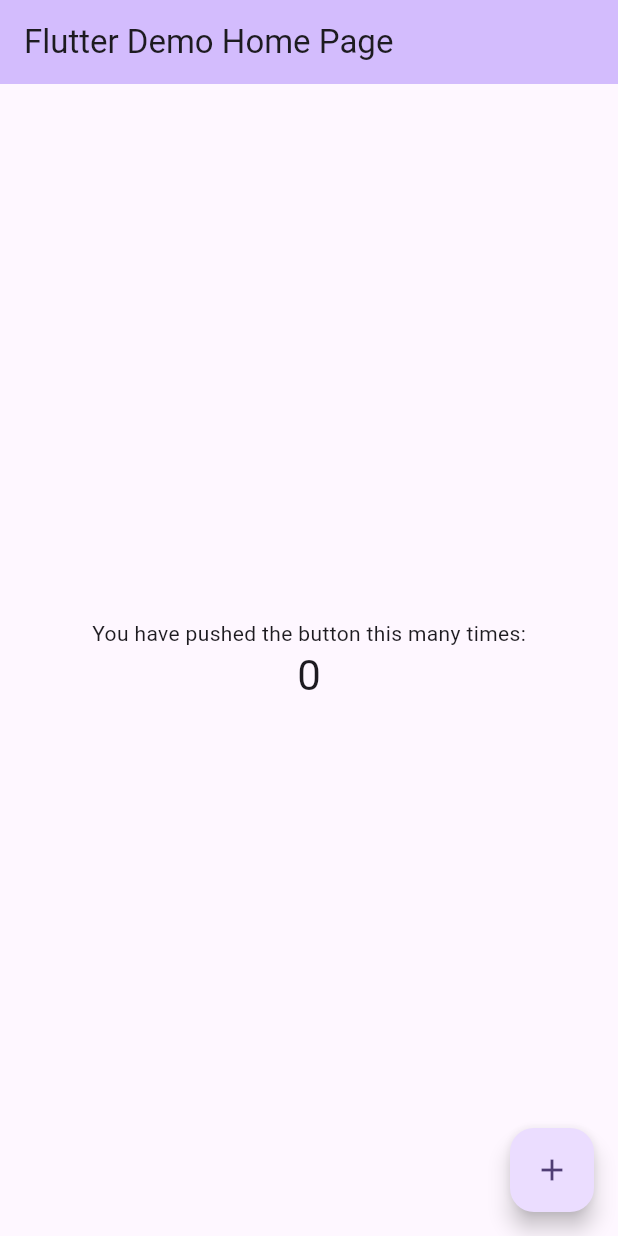
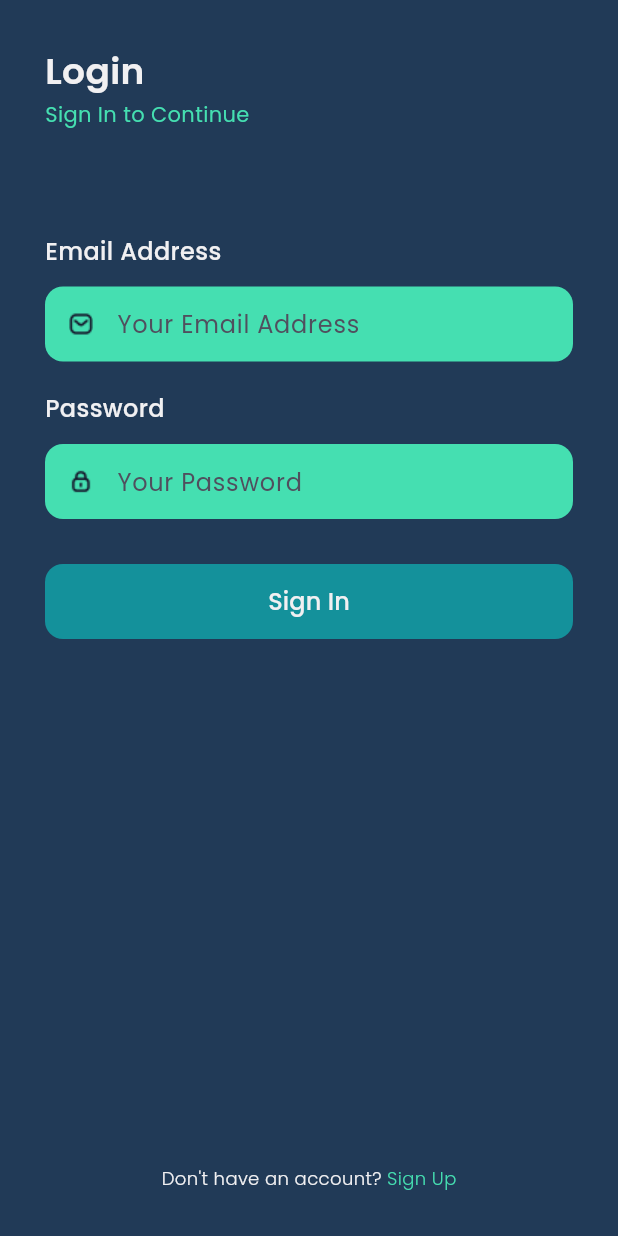
Before and after one commit to hanissiddiq/apotik_apps, a Flutter app: the screen it shows after launch, on a phone screen of 412 x 824 dp. Run offline on Flutter 3.47's test engine with Material 3 defaults, Android fonts, the phone set to English and light mode, and no system bars; our stand-ins replace google_fonts.

Commit message:
Add Login Page

```diff
--- /dev/null
+++ b/config.json
@@ -0,0 +1,12 @@
+{
+    "modules": [],
+    "module_directory_name": "module",
+    "experimental_mode": false,
+    "learning_mode": false,
+    "unfreezed": true,
+    "use_cubit": false,
+    "ignore_core_generator_for_directories": [
+        "lib/model",
+        "lib/models"
+    ]
+}
--- a/lib/main.dart
+++ b/lib/main.dart
@@ -1,4 +1,7 @@
+import 'package:apotik_apps/pages/sign_in_page.dart';
 import 'package:flutter/material.dart';
+import 'package:google_fonts/google_fonts.dart';
+import 'package:apotik_apps/pages/splash_page.dart';
 
 void main() {
   runApp(const MyApp());
@@ -11,115 +14,11 @@
   @override
   Widget build(BuildContext context) {
     return MaterialApp(
-      title: 'Flutter Demo',
-      theme: ThemeData(
-        // This is the theme of your application.
-        //
-        // TRY THIS: Try running your application with "flutter run". You'll see
-        // the application has a purple toolbar. Then, without quitting the app,
-        // try changing the seedColor in the colorScheme below to Colors.green
-        // and then invoke "hot reload" (save your changes or press the "hot
-        // reload" button in a Flutter-supported IDE, or press "r" if you used
-        // the command line to start the app).
-        //
-        // Notice that the counter didn't reset back to zero; the application
-        // state is not lost during the reload. To reset the state, use hot
-        // restart instead.
-        //
-        // This works for code too, not just values: Most code changes can be
-        // tested with just a hot reload.
-        colorScheme: ColorScheme.fromSeed(seedColor: Colors.deepPurple),
-        useMaterial3: true,
-      ),
-      home: const MyHomePage(title: 'Flutter Demo Home Page'),
+      debugShowCheckedModeBanner: false,
+      routes: {
+        '/': (context) => SplashPage(),
+        '/sign-in': (context) => SignInPage(),
+      },
     );
   }
 }
-
-class MyHomePage extends StatefulWidget {
-  const MyHomePage({super.key, required this.title});
-
-  // This widget is the home page of your application. It is stateful, meaning
-  // that it has a State object (defined below) that contains fields that affect
-  // how it looks.
-
-  // This class is the configuration for the state. It holds the values (in this
-  // case the title) provided by the parent (in this case the App widget) and
-  // used by the build method of the State. Fields in a Widget subclass are
-  // always marked "final".
-
-  final String title;
-
-  @override
-  State<MyHomePage> createState() => _MyHomePageState();
-}
-
-class _MyHomePageState extends State<MyHomePage> {
-  int _counter = 0;
-
-  void _incrementCounter() {
-    setState(() {
-      // This call to setState tells the Flutter framework that something has
-      // changed in this State, which causes it to rerun the build method below
-      // so that the display can reflect the updated values. If we changed
-      // _counter without calling setState(), then the build method would not be
-      // called again, and so nothing would appear to happen.
-      _counter++;
-    });
-  }
-
-  @override
-  Widget build(BuildContext context) {
-    // This method is rerun every time setState is called, for instance as done
-    // by the _incrementCounter method above.
-    //
-    // The Flutter framework has been optimized to make rerunning build methods
-    // fast, so that you can just rebuild anything that needs updating rather
-    // than having to individually change instances of widgets.
-    return Scaffold(
-      appBar: AppBar(
-        // TRY THIS: Try changing the color here to a specific color (to
-        // Colors.amber, perhaps?) and trigger a hot reload to see the AppBar
-        // change color while the other colors stay the same.
-        backgroundColor: Theme.of(context).colorScheme.inversePrimary,
-        // Here we take the value from the MyHomePage object that was created by
-        // the App.build method, and use it to set our appbar title.
-        title: Text(widget.title),
-      ),
-      body: Center(
-        // Center is a layout widget. It takes a single child and positions it
-        // in the middle of the parent.
-        child: Column(
-          // Column is also a layout widget. It takes a list of children and
-          // arranges them vertically. By default, it sizes itself to fit its
-          // children horizontally, and tries to be as tall as its parent.
-          //
-          // Column has various properties to control how it sizes itself and
-          // how it positions its children. Here we use mainAxisAlignment to
-          // center the children vertically; the main axis here is the vertical
-          // axis because Columns are vertical (the cross axis would be
-          // horizontal).
-          //
-          // TRY THIS: Invoke "debug painting" (choose the "Toggle Debug Paint"
-          // action in the IDE, or press "p" in the console), to see the
-          // wireframe for each widget.
-          mainAxisAlignment: MainAxisAlignment.center,
-          children: <Widget>[
-            const Text(
-              'You have pushed the button this many times:',
-            ),
-            Text(
-              '$_counter',
-              style: Theme.of(context).textTheme.headlineMedium,
-            ),
-          ],
-        ),
-      ),
-      floatingActionButton: FloatingActionButton(
-        onPressed: _incrementCounter,
-        tooltip: 'Increment',
-        child: const Icon(Icons.add),
-      ), // This trailing comma makes auto-formatting nicer for build methods.
-    );
-  }
-}
--- /dev/null
+++ b/lib/pages/sign_in_page.dart
@@ -0,0 +1,218 @@
+import "package:flutter/material.dart";
+import "package:apotik_apps/theme.dart";
+
+class SignInPage extends StatelessWidget {
+  const SignInPage({super.key});
+
+  @override
+  Widget build(BuildContext context) {
+    Widget header() {
+      return Container(
+        margin: EdgeInsets.only(top: 30),
+        child: Column(
+          crossAxisAlignment: CrossAxisAlignment.start,
+          children: [
+            Text(
+              'Login',
+              style: primaryTextStyle.copyWith(
+                fontSize: 24,
+                fontWeight: semiBold,
+              ),
+            ),
+            SizedBox(
+              height: 2,
+            ),
+            Text(
+              'Sign In to Continue',
+              style: secondary3TextStyle,
+            ),
+          ],
+        ),
+      );
+    }
+
+    Widget emailInput() {
+      return Container(
+        margin: EdgeInsets.only(top: 70),
+        child: Column(
+          crossAxisAlignment: CrossAxisAlignment.start,
+          children: [
+            Text(
+              'Email Address',
+              style: primaryTextStyle.copyWith(
+                fontSize: 16,
+                fontWeight: medium,
+              ),
+            ),
+            SizedBox(
+              height: 12,
+            ),
+            Container(
+              height: 50,
+              padding: EdgeInsets.symmetric(
+                horizontal: 16,
+              ),
+              decoration: BoxDecoration(
+                color: eColor,
+                borderRadius: BorderRadius.circular(12),
+              ),
+              child: Center(
+                child: Row(
+                  children: [
+                    Image.asset(
+                      'assets/img/icon_email.png',
+                      width: 16,
+                    ),
+                    SizedBox(
+                      width: 16,
+                    ),
+                    Expanded(
+                      child: TextFormField(
+                        decoration: InputDecoration.collapsed(
+                          hintText: 'Your Email Address',
+                          hintStyle: subtitleTextStyle,
+                        ),
+                      ),
+                    ),
+                  ],
+                ),
+              ),
+            ),
+          ],
+        ),
+      );
+    }
+
+    Widget passwordInput() {
+      return Container(
+        margin: EdgeInsets.only(top: 20),
+        child: Column(
+          crossAxisAlignment: CrossAxisAlignment.start,
+          children: [
+            Text(
+              'Password',
+              style: primaryTextStyle.copyWith(
+                fontSize: 16,
+                fontWeight: medium,
+              ),
+            ),
+            SizedBox(
+              height: 12,
+            ),
+            Container(
+              height: 50,
+              padding: EdgeInsets.symmetric(
+                horizontal: 16,
+              ),
+              decoration: BoxDecoration(
+                color: eColor,
+                borderRadius: BorderRadius.circular(12),
+              ),
+              child: Center(
+                child: Row(
+                  children: [
+                    Image.asset(
+                      'assets/img/icon_lock.png',
+                      width: 16,
+                    ),
+                    SizedBox(
+                      width: 16,
+                    ),
+                    Expanded(
+                      child: TextFormField(
+                        obscureText: true,
+                        decoration: InputDecoration.collapsed(
+                          hintText: 'Your Password',
+                          hintStyle: subtitleTextStyle,
+                        ),
+                      ),
+                    ),
+                  ],
+                ),
+              ),
+            ),
+          ],
+        ),
+      );
+    }
+
+    Widget signInButton() {
+      return Container(
+        height: 50,
+        width: double.infinity,
+        margin: EdgeInsets.only(top: 30),
+        child: TextButton(
+          onPressed: () {
+            Navigator.pushNamed(context, '/home');
+          },
+          style: TextButton.styleFrom(
+            backgroundColor: cColor,
+            shape: RoundedRectangleBorder(
+              borderRadius: BorderRadius.circular(12),
+            ),
+          ),
+          child: Text(
+            'Sign In',
+            style: primaryTextStyle.copyWith(
+              fontSize: 16,
+              fontWeight: medium,
+            ),
+          ),
+        ),
+      );
+    }
+
+    Widget footer() {
+      return Container(
+// Suggested code may be subject to a license. Learn more: ~LicenseLog:122460034.
+// Suggested code may be subject to a license. Learn more: ~LicenseLog:537963204.
+        margin: EdgeInsets.only(bottom: 30),
+        child: Row(
+          mainAxisAlignment: MainAxisAlignment.center,
+          children: [
+            Text(
+              'Don\'t have an account? ',
+              style: primaryTextStyle.copyWith(
+                fontSize: 12,
+                fontWeight: light,
+              ),
+            ),
+            GestureDetector(
+              onTap: () {
+                Navigator.pushNamed(context, '/sign-up');
+              },
+              child: Text(
+                'Sign Up',
+                style: secondary3TextStyle.copyWith(
+                  fontSize: 12,
+                  fontWeight: light,
+                ),
+              ),
+            ),
+          ],
+        ),
+      );
+    }
+
+    return Scaffold(
+      backgroundColor: aColor,
+      resizeToAvoidBottomInset: false,
+      body: SafeArea(
+        child: Container(
+          margin: EdgeInsets.symmetric(horizontal: defaultMargin),
+          child: Column(
+            crossAxisAlignment: CrossAxisAlignment.start,
+            children: [
+              header(),
+              emailInput(),
+              passwordInput(),
+              signInButton(),
+              Spacer(),
+              footer(),
+            ],
+          ),
+        ),
+      ),
+    );
+  }
+}
--- /dev/null
+++ b/lib/pages/splash_page.dart
@@ -0,0 +1,44 @@
+import "dart:async";
+
+import "package:apotik_apps/theme.dart";
+import "package:flutter/material.dart";
+
+class SplashPage extends StatefulWidget {
+  const SplashPage({super.key});
+
+  @override
+  State<SplashPage> createState() => _SplashPageState();
+}
+
+class _SplashPageState extends State<SplashPage> {
+  @override
+  void initState() {
+    // TODO: implement
+    Timer(
+      Duration(seconds: 3),
+      () => Navigator.pushNamed(context, '/sign-in'),
+    );
+    // initState
+    super.initState();
+  }
+
+  @override
+  Widget build(BuildContext context) {
+    return Scaffold(
+      backgroundColor: aColor,
+      body: Center(
+        child: Container(
+          width: 92,
+          height: 120,
+          decoration: BoxDecoration(
+            image: DecorationImage(
+              image: AssetImage(
+                'assets/img/apotik_logo.png',
+              ),
+            ),
+          ),
+        ),
+      ),
+    );
+  }
+}
--- a/pubspec.yaml
+++ b/pubspec.yaml
@@ -59,7 +59,7 @@
 
   # To add assets to your application, add an assets section, like this:
   assets:
-    - assets/
+    - assets/img/
   #   - images/a_dot_ham.jpeg
 
   # An image asset can refer to one or more resolution-specific "variants", see
```
Also changed, not shown: assets/img/apotik_logo.png, assets/img/icon_email.png (added), assets/img/icon_lock.png (added), 2 other files.
